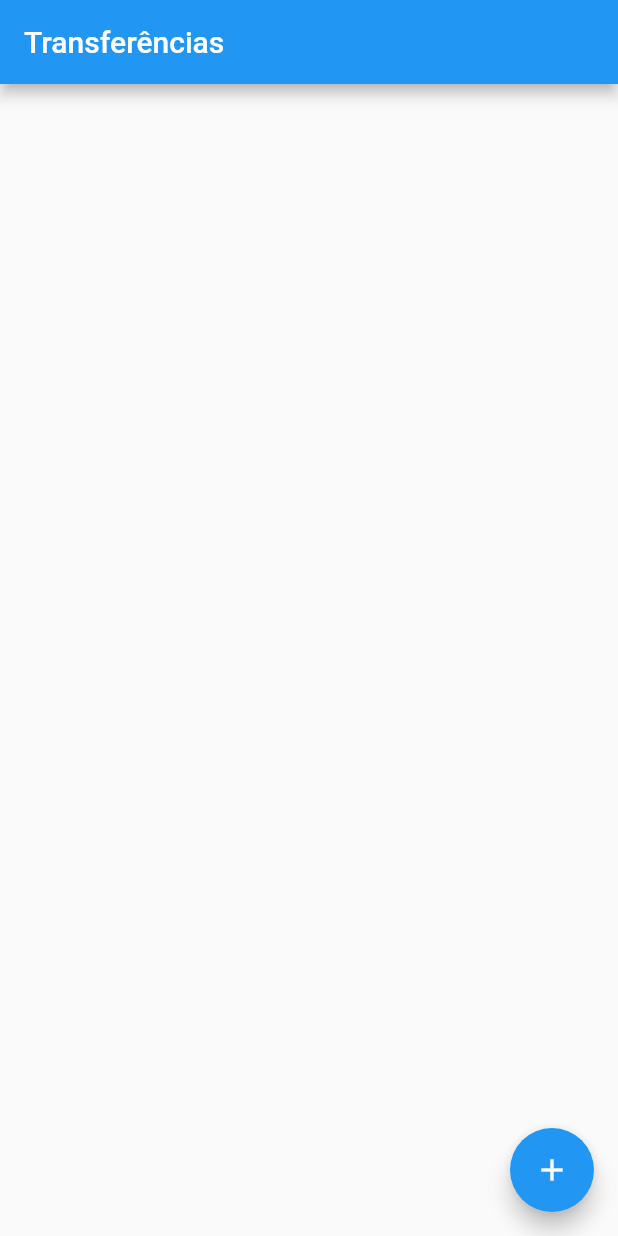
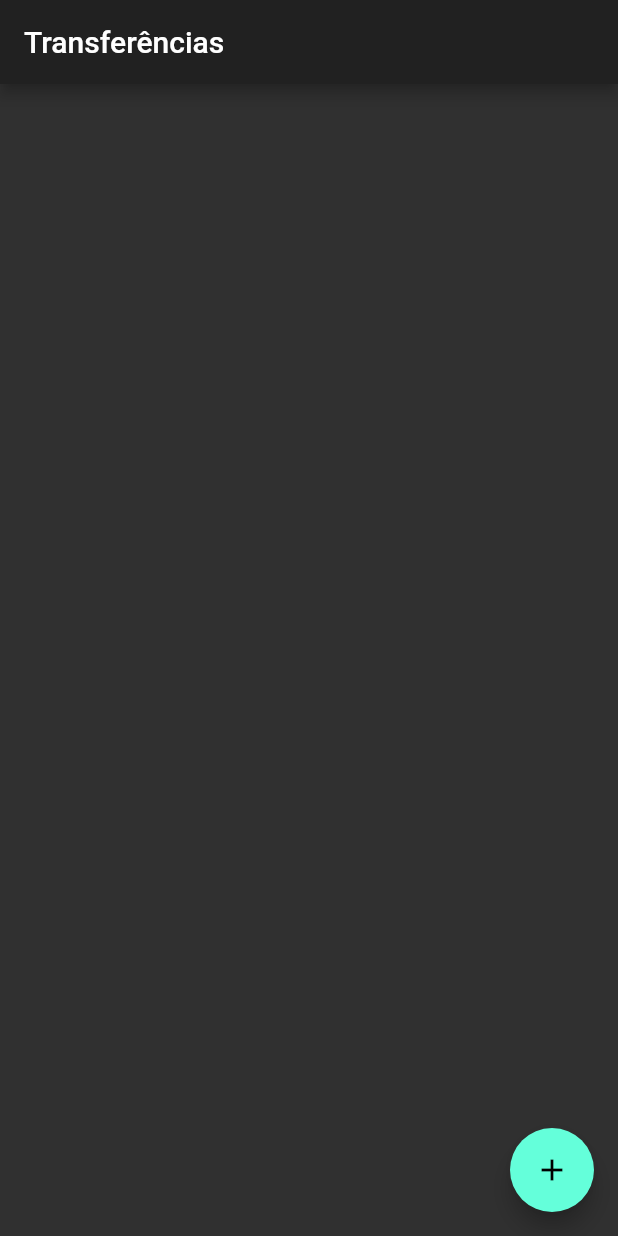
Before and after one commit to gabsabreu/bytebank, a Flutter app: the screen it shows after launch, on a phone screen of 412 x 824 dp. Run offline on Flutter 3.47's test engine with Material 2 defaults, Android fonts, the phone set to English and light mode, and no system bars.

Commit message:
adicionando dark mode

```diff
--- a/flutter_application_1/lib/main.dart
+++ b/flutter_application_1/lib/main.dart
@@ -6,9 +6,8 @@ class BytebankApp extends StatelessWidget {
   @override
   Widget build(BuildContext context) {
     return MaterialApp(
-      home: Scaffold(
-        body: ListaTransferencias(),
-      ),
+      theme: ThemeData.dark(),
+      home: ListaTransferencias(),
     );
   }
 }
```
